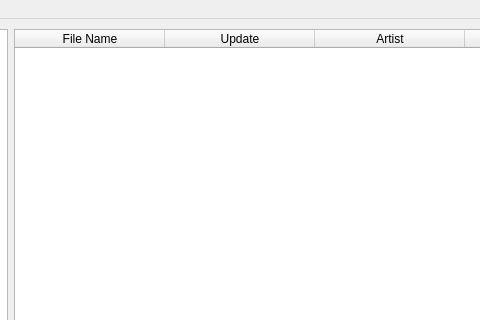
The window that app/src/mainwindow.ui (mmasniy/utag) describes before a commit, drawn with Qt 5; both pictures show x 300 to 780 and y 0 to 320 of the 1400 by 670 pixel window.
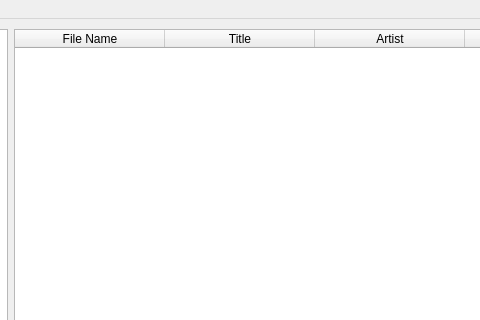
The same window after the commit. Custom widgets are drawn as their Qt base class.

The edit to the form file:
```diff
--- a/app/src/mainwindow.ui
+++ b/app/src/mainwindow.ui
@@ -85,7 +85,7 @@
        </column>
        <column>
         <property name="text">
-         <string>Update</string>
+         <string>Title</string>
         </property>
        </column>
        <column>
```
